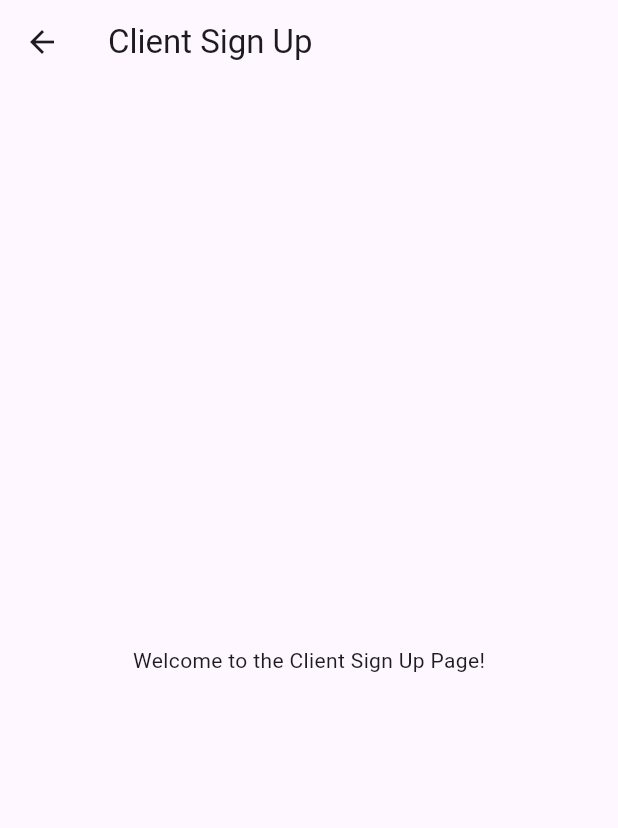
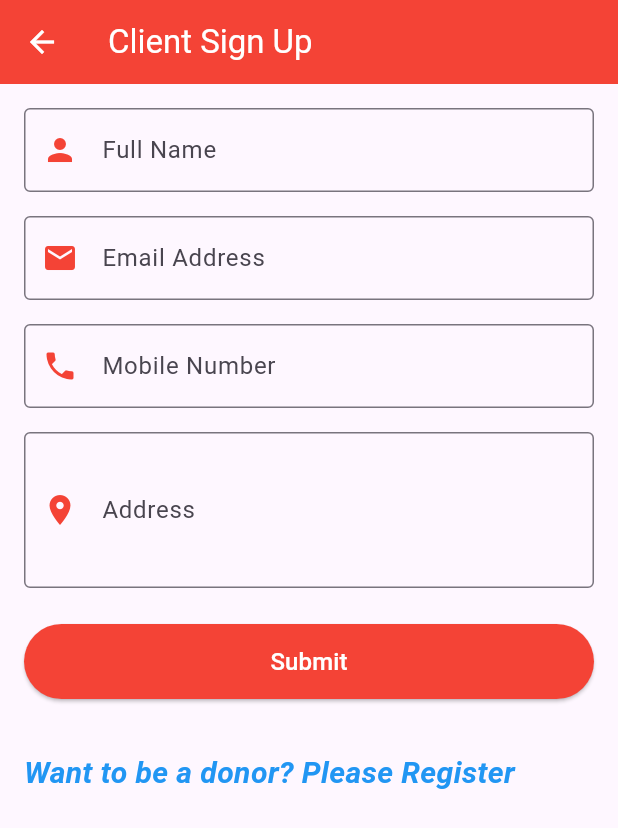
Before and after one commit to saifthpb/blood_sea, a Flutter app: the clientSignUp screen opened directly, on a phone screen of 412 x 824 dp. Shown: the top 828 px of the screen. Run offline on Flutter 3.47's test engine with Material 3 defaults, Android fonts, the phone set to English and light mode, and no system bars; our stand-ins replace image_picker, shared_preferences; accounts and stored records are empty.

Commit message:
updated client signUp page

```diff
--- a/lib/clientSignUp.dart
+++ b/lib/clientSignUp.dart
@@ -1,15 +1,143 @@
+import 'package:blood_sea/fragments/donorsAreaFragment.dart';
+import 'package:blood_sea/donorRegistration.dart';
 import 'package:flutter/material.dart';
 
 class clientSignUp extends StatelessWidget {
+  final _formKey = GlobalKey<FormState>();
+
   @override
   Widget build(BuildContext context) {
     return Scaffold(
       appBar: AppBar(
-        title: Text("Client Sign Up"),
+        backgroundColor: Colors.red,
+        foregroundColor: Colors.white,
+        title: Text("Client Sign Up",
+        ),
       ),
-      body: Center(
-        child: Text("Welcome to the Client Sign Up Page!"),
+      body: Padding(
+        padding: const EdgeInsets.all(16.0),
+        child: Form(
+          key: _formKey,
+          child: ListView(
+            children: [
+              // Full Name Input
+              TextFormField(
+                decoration: InputDecoration(
+                  labelText: "Full Name",
+                  border: OutlineInputBorder(),
+                  prefixIcon: Icon(Icons.person,  color: Colors.red),
+                ),
+                validator: (value) {
+                  if (value == null || value.isEmpty) {
+                    return 'Please enter your full name';
+                  }
+                  return null;
+                },
+              ),
+              SizedBox(height: 16),
+
+              // Email Address Input
+              TextFormField(
+                decoration: InputDecoration(
+                  labelText: "Email Address",
+                  border: OutlineInputBorder(),
+                  prefixIcon: Icon(Icons.email, color: Colors.red),
+                ),
+                keyboardType: TextInputType.emailAddress,
+                validator: (value) {
+                  if (value == null || value.isEmpty) {
+                    return 'Please enter your email address';
+                  }
+                  if (!RegExp(r'^[^@]+@[^@]+\.[^@]+').hasMatch(value)) {
+                    return 'Please enter a valid email address';
+                  }
+                  return null;
+                },
+              ),
+              SizedBox(height: 16),
+
+              // Mobile Number Input
+              TextFormField(
+                decoration: InputDecoration(
+                  labelText: "Mobile Number",
+                  border: OutlineInputBorder(),
+                  prefixIcon: Icon(Icons.phone, color: Colors.red),
+                ),
+                keyboardType: TextInputType.phone,
+                validator: (value) {
+                  if (value == null || value.isEmpty) {
+                    return 'Please enter your mobile number';
+                  }
+                  if (!RegExp(r'^\d+$').hasMatch(value)) {
+                    return 'Please enter a valid mobile number';
+                  }
+                  return null;
+                },
+              ),
+              SizedBox(height: 16),
+
+              // Address Input
+              TextFormField(
+                decoration: InputDecoration(
+                  labelText: "Address",
+                  border: OutlineInputBorder(),
+                  prefixIcon: Icon(Icons.location_on, color: Colors.red,),
+                ),
+                maxLines: 3,
+                validator: (value) {
+                  if (value == null || value.isEmpty) {
+                    return 'Please enter your address';
+                  }
+                  return null;
+                },
+              ),
+              SizedBox(height: 24),
+
+              // Submit Button
+              ElevatedButton(
+                onPressed: () {
+                  if (_formKey.currentState!.validate()) {
+                    ScaffoldMessenger.of(context).showSnackBar(
+                      SnackBar(content: Text('Form Submitted Successfully!')),
+                    );
+                  }
+                },
+                child: Text("Submit",
+                style: TextStyle(
+                  fontSize: 16,
+                ),),
+                style: ElevatedButton.styleFrom(
+                  backgroundColor: Colors.red,
+                  foregroundColor: Colors.white,
+                  minimumSize: Size(double.infinity, 50),
+                ),
+              ),
+              SizedBox(height: 35,),
+          GestureDetector(
+            onTap: (){
+              Navigator.push(context, MaterialPageRoute(builder: (context)=>donorRegistration()));
+            },
+            child: Text("Want to be a donor? Please Register",
+            style: TextStyle(
+              fontSize: 20,
+              fontStyle: FontStyle.italic,
+              fontWeight: FontWeight.bold,
+              color: Colors.blue
+            ),),
+          )
+
+            ],
+          ),
+        ),
+
       ),
+
     );
   }
 }
+
+void main() {
+  runApp(MaterialApp(
+    home: clientSignUp(),
+  ));
+}
```
Also changed, not shown: lib/fragments/clientAreaFragment.dart (+12 -0 lines), lib/fragments/donorsAreaFragment.dart (+8 -4 lines).
